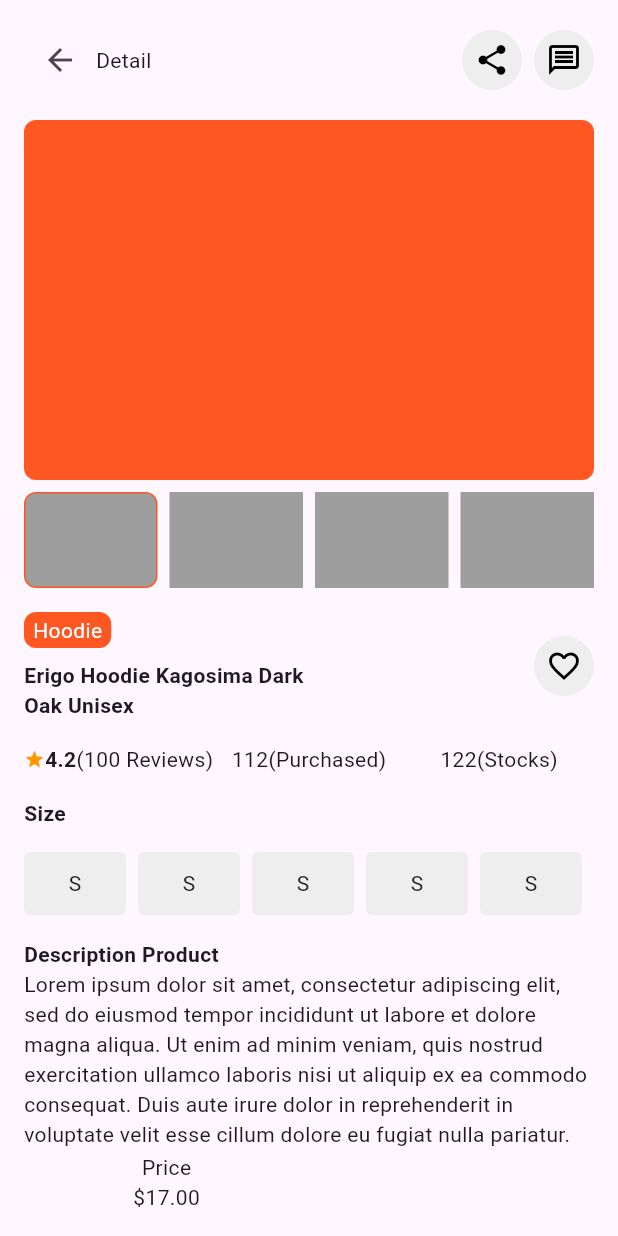
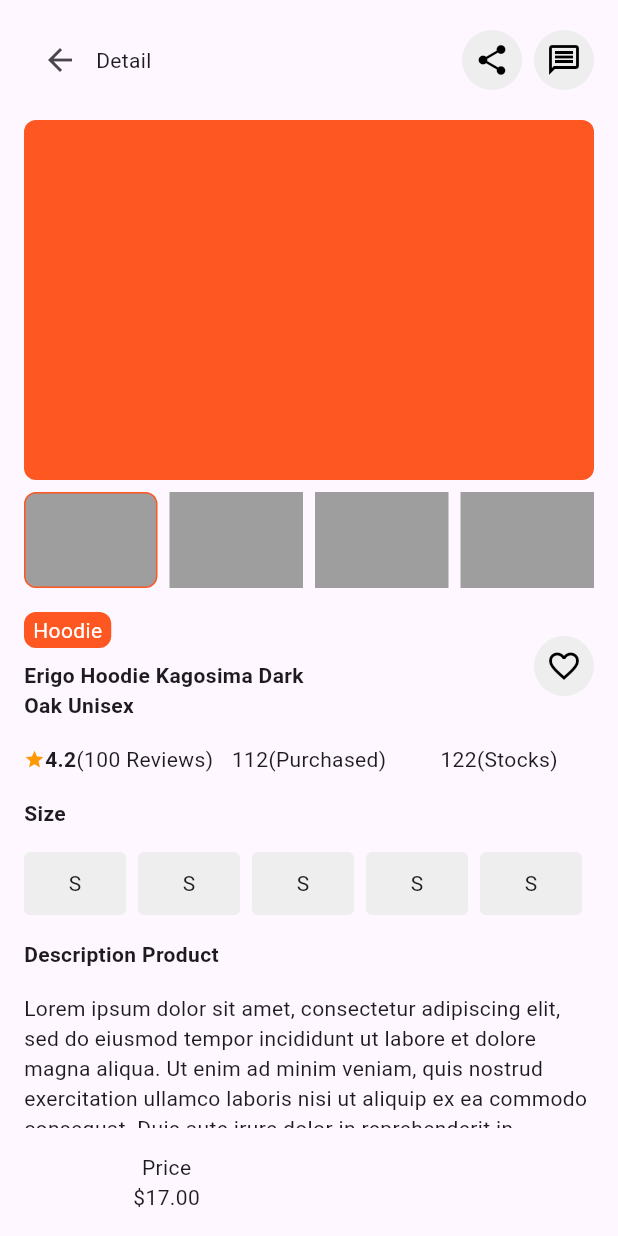
Before and after one commit to JAICHANGPARK/flutter_notebook_chapter_33, a Flutter app: the EcommerceDetailPage screen opened directly, on a phone screen of 412 x 824 dp. Run offline on Flutter 3.47's test engine with Material 2 defaults, Android fonts, the phone set to English and light mode, and no system bars; our stand-ins replace dots_indicator.

Commit message:
Update e_commerce_detail_page.dart

```diff
--- a/lib/ep1655_e_commerce_app/view/e_commerce_detail_page.dart
+++ b/lib/ep1655_e_commerce_app/view/e_commerce_detail_page.dart
@@ -260,7 +260,13 @@ class _EcommerceDetailPageState extends State<EcommerceDetailPage> {
                   fontWeight: FontWeight.bold,
                 ),
               ),
+              SizedBox(
+                height: 16,
+              ),
               Expanded(child: Text("Lorem ipsum dolor sit amet, consectetur adipiscing elit, sed do eiusmod tempor incididunt ut labore et dolore magna aliqua. Ut enim ad minim veniam, quis nostrud exercitation ullamco laboris nisi ut aliquip ex ea commodo consequat. Duis aute irure dolor in reprehenderit in voluptate velit esse cillum dolore eu fugiat nulla pariatur. Excepteur sint occaecat cupidatat non proident, sunt in culpa qui officia deserunt mollit anim id est laborum.")),
+              SizedBox(
+                height: 16,
+              ),
               Row(
                 children: [
                   Expanded(
```
